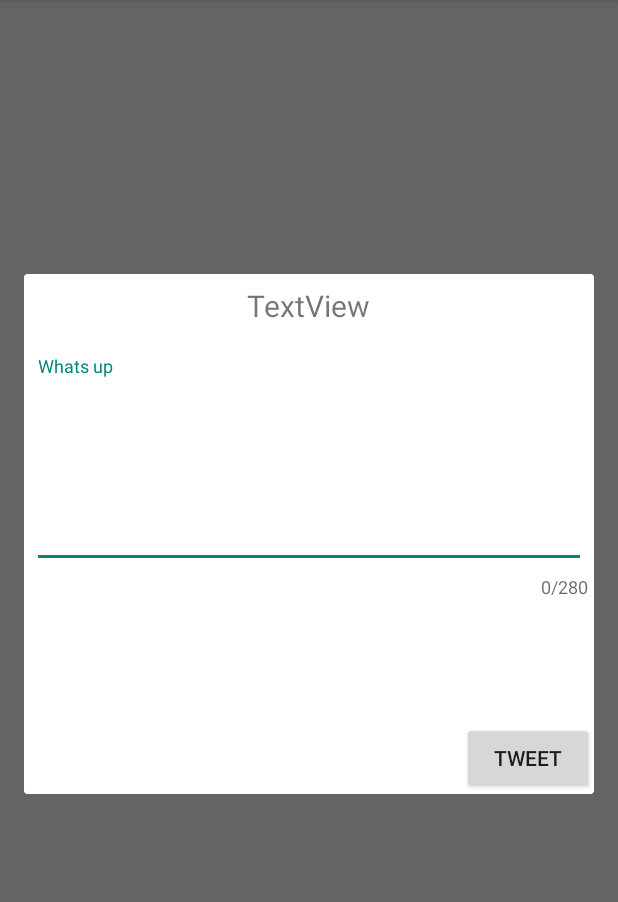
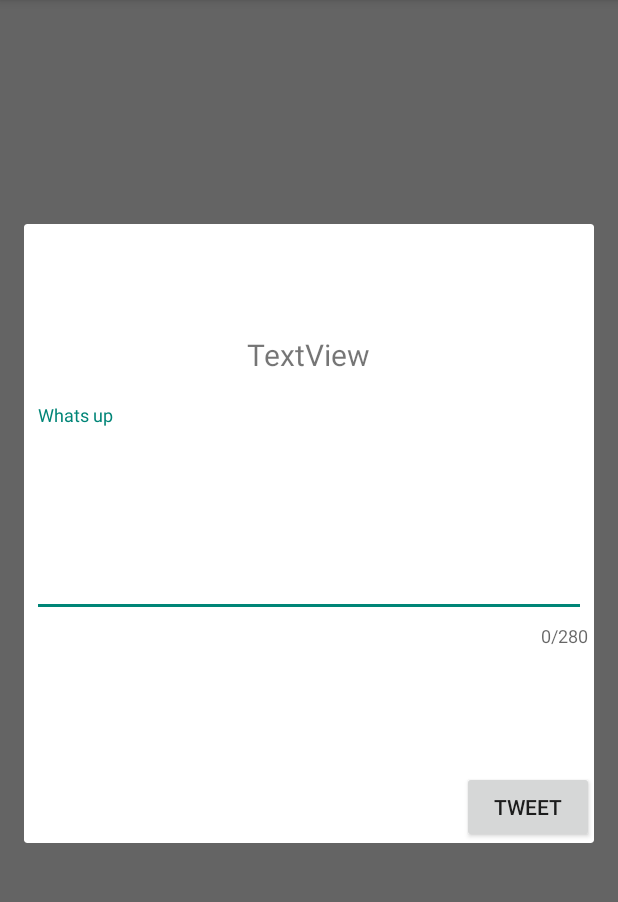
Before and after one commit to Glazzerino/Twitter-Clone-App, an Android app: the TimelineActivity screen opened directly, with no data from a screen before it, after a tap on "Compose", on a phone screen of 412 x 824 dp, the part 84-986 px from its top. Run offline under Robolectric (Android 15) with nearby library versions, the phone set to English and light mode, and no system bars; our stand-ins replace Room's generated code; libraries missing offline, so code that uses them is left out: com.codepath.asynchttpclient, com.facebook.stetho, org.parceler; pictures from the network do not load; 4 statements that could not run were skipped.

```diff
--- a/app/src/main/java/com/codepath/apps/restclienttemplate/adapters/TweetsAdapter.java
+++ b/app/src/main/java/com/codepath/apps/restclienttemplate/adapters/TweetsAdapter.java
@@ -68,6 +68,7 @@ public class TweetsAdapter extends RecyclerView.Adapter<TweetsAdapter.ViewHolder
         ImageView ivProfileImage;
         TextView tvTimeDelta;
         ImageView ivMedia;
+        TextView tvName;
 
         public ViewHolder(@NonNull View itemView) {
             super(itemView);
@@ -76,7 +77,7 @@ public class TweetsAdapter extends RecyclerView.Adapter<TweetsAdapter.ViewHolder
             ivProfileImage = itemView.findViewById(R.id.ivProfile);
             tvTimeDelta = itemView.findViewById(R.id.tvTimeDelta);
             ivMedia = itemView.findViewById(R.id.ivMedia);
-
+            tvName = itemView.findViewById(R.id.tvScreenName);
             ivMedia.setVisibility(View.GONE);
 
         }
@@ -85,7 +86,7 @@ public class TweetsAdapter extends RecyclerView.Adapter<TweetsAdapter.ViewHolder
             tvUsername.setText(tweet.getAuthor().getScreenName());
             tvBody.setText(tweet.getBody());
             tvTimeDelta.setText(getTimeDelta(tweet.getCreatedAt()));
-
+            tvName.setText(tweet.getAuthor().getName());
             Glide.with(context)
                     .load(tweet.getAuthor().getProfileImageURL())
                     .transform(new CircleCrop())
--- a/app/src/main/java/com/codepath/apps/restclienttemplate/fragments/ComposeFragment.java
+++ b/app/src/main/java/com/codepath/apps/restclienttemplate/fragments/ComposeFragment.java
@@ -119,6 +119,8 @@ public class ComposeFragment extends DialogFragment {
                         public void onSuccess(int statusCode, Headers headers, JSON json) {
                             try {
                                 onPostTweetListener.onTweetPass(Tweet.fromJson(json.jsonObject));
+                                //getActivity().onBackPressed();
+                                getFragmentManager().beginTransaction().remove(ComposeFragment.this).commit();
                             } catch (JSONException e) {
                                 Log.e("ComposeFragment", "Could not parse posted tweet");
                             }
@@ -130,7 +132,6 @@ public class ComposeFragment extends DialogFragment {
                         }
                     });
                 }
-                getActivity().getSupportFragmentManager().popBackStack();
             }
         });
     }
--- a/app/src/main/res/layout/fragment_compose.xml
+++ b/app/src/main/res/layout/fragment_compose.xml
@@ -61,7 +61,7 @@
         android:layout_height="wrap_content"
         android:layout_below="@+id/ivProfileCompose"
         android:layout_centerHorizontal="true"
-        android:layout_marginTop="-56dp"
+        android:layout_marginTop="10dp"
         android:text="TextView"
         android:textSize="20sp"
         tools:layout_marginTop="7dp" />
```
Also changed, not shown: app/src/main/res/layout/item_tweet.xml (+19 -8 lines), 1 other file.
